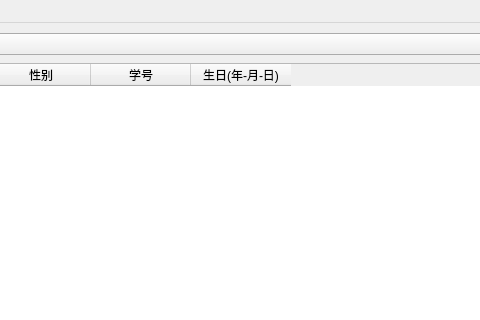
This is mainwindow.ui in Reloin/grade-system as Qt 5 draws it before an edit; both pictures show x 130 to 610 and y 0 to 320 of the 801 by 604 pixel window. The edited form follows.
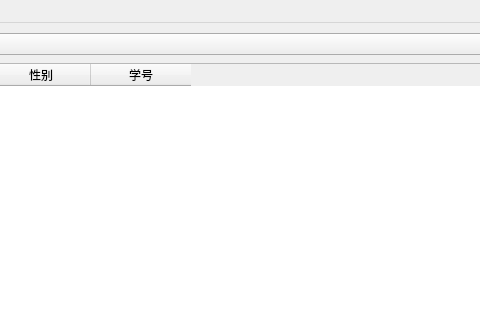
This is the edited form.

Patch:
```diff
--- a/mainwindow.ui
+++ b/mainwindow.ui
@@ -50,11 +50,6 @@
       <string>学号</string>
      </property>
     </column>
-    <column>
-     <property name="text">
-      <string>生日(年-月-日)</string>
-     </property>
-    </column>
    </widget>
    <widget class="QComboBox" name="comboBox">
     <property name="geometry">
```
